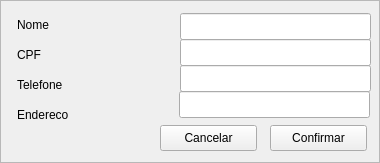
Before: the Qt Designer form SIF_GUI/View/TelaCadastroCliente.ui in VitorDiToro/EC206-EngenhariaDeSoftware2, drawn with Qt 5.
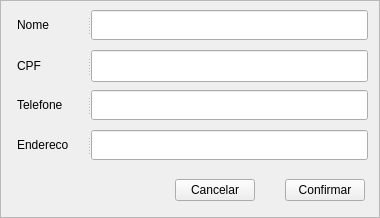
After: the same form once the commit is applied.

Commit message: Padrnização dos labels e tamanho das telas

Patch:
```diff
--- a/SIF_GUI/View/TelaCadastroCliente.ui
+++ b/SIF_GUI/View/TelaCadastroCliente.ui
@@ -7,9 +7,21 @@
     <x>0</x>
     <y>0</y>
     <width>380</width>
-    <height>163</height>
+    <height>218</height>
    </rect>
   </property>
+  <property name="minimumSize">
+   <size>
+    <width>380</width>
+    <height>218</height>
+   </size>
+  </property>
+  <property name="maximumSize">
+   <size>
+    <width>380</width>
+    <height>218</height>
+   </size>
+  </property>
   <property name="windowTitle">
    <string>Cadastro de Cliente</string>
   </property>
@@ -19,123 +31,168 @@
   <property name="frameShadow">
    <enum>QFrame::Raised</enum>
   </property>
-  <widget class="QLabel" name="label">
+  <widget class="QWidget" name="">
    <property name="geometry">
     <rect>
-     <x>17</x>
-     <y>16</y>
-     <width>67</width>
-     <height>17</height>
+     <x>175</x>
+     <y>170</y>
+     <width>190</width>
+     <height>41</height>
     </rect>
    </property>
-   <property name="text">
-    <string>Nome</string>
-   </property>
+   <layout class="QGridLayout" name="gridLayout">
+    <item row="0" column="1">
+     <spacer name="horizontalSpacer">
+      <property name="orientation">
+       <enum>Qt::Horizontal</enum>
+      </property>
+      <property name="sizeHint" stdset="0">
+       <size>
+        <width>40</width>
+        <height>20</height>
+       </size>
+      </property>
+     </spacer>
+    </item>
+    <item row="0" column="0">
+     <widget class="QPushButton" name="pushButton_2">
+      <property name="text">
+       <string>Cancelar</string>
+      </property>
+     </widget>
+    </item>
+    <item row="0" column="2">
+     <widget class="QPushButton" name="pushButton">
+      <property name="text">
+       <string>Confirmar</string>
+      </property>
+     </widget>
+    </item>
+   </layout>
   </widget>
-  <widget class="QLabel" name="label_2">
+  <widget class="QSplitter" name="splitter">
    <property name="geometry">
     <rect>
      <x>17</x>
-     <y>46</y>
-     <width>67</width>
-     <height>17</height>
+     <y>130</y>
+     <width>351</width>
+     <height>32</height>
     </rect>
    </property>
-   <property name="text">
-    <string>CPF</string>
+   <property name="orientation">
+    <enum>Qt::Horizontal</enum>
    </property>
+   <widget class="QLabel" name="label_4">
+    <property name="minimumSize">
+     <size>
+      <width>70</width>
+      <height>30</height>
+     </size>
+    </property>
+    <property name="maximumSize">
+     <size>
+      <width>70</width>
+      <height>30</height>
+     </size>
+    </property>
+    <property name="text">
+     <string>Endereco</string>
+    </property>
+   </widget>
+   <widget class="QLineEdit" name="lineEdit_4"/>
   </widget>
-  <widget class="QLabel" name="label_3">
+  <widget class="QSplitter" name="splitter_2">
    <property name="geometry">
     <rect>
      <x>17</x>
-     <y>76</y>
-     <width>67</width>
-     <height>17</height>
+     <y>90</y>
+     <width>351</width>
+     <height>30</height>
     </rect>
    </property>
-   <property name="text">
-    <string>Telefone</string>
+   <property name="orientation">
+    <enum>Qt::Horizontal</enum>
    </property>
+   <widget class="QLabel" name="label_3">
+    <property name="minimumSize">
+     <size>
+      <width>70</width>
+      <height>30</height>
+     </size>
+    </property>
+    <property name="maximumSize">
+     <size>
+      <width>70</width>
+      <height>30</height>
+     </size>
+    </property>
+    <property name="text">
+     <string>Telefone</string>
+    </property>
+   </widget>
+   <widget class="QLineEdit" name="lineEdit_3"/>
   </widget>
-  <widget class="QPushButton" name="pushButton_2">
+  <widget class="QSplitter" name="splitter_3">
    <property name="geometry">
     <rect>
-     <x>160</x>
-     <y>125</y>
-     <width>97</width>
-     <height>26</height>
+     <x>17</x>
+     <y>50</y>
+     <width>351</width>
+     <height>32</height>
     </rect>
    </property>
-   <property name="text">
-    <string>Cancelar</string>
+   <property name="orientation">
+    <enum>Qt::Horizontal</enum>
    </property>
+   <widget class="QLabel" name="label_2">
+    <property name="minimumSize">
+     <size>
+      <width>70</width>
+      <height>30</height>
+     </size>
+    </property>
+    <property name="maximumSize">
+     <size>
+      <width>70</width>
+      <height>16777215</height>
+     </size>
+    </property>
+    <property name="text">
+     <string>CPF</string>
+    </property>
+   </widget>
+   <widget class="QLineEdit" name="lineEdit_2"/>
   </widget>
-  <widget class="QLineEdit" name="lineEdit_2">
+  <widget class="QSplitter" name="splitter_4">
    <property name="geometry">
     <rect>
-     <x>180</x>
-     <y>39</y>
-     <width>191</width>
-     <height>27</height>
-    </rect>
-   </property>
-  </widget>
-  <widget class="QLineEdit" name="lineEdit_3">
-   <property name="geometry">
-    <rect>
-     <x>180</x>
-     <y>65</y>
-     <width>191</width>
-     <height>27</height>
-    </rect>
-   </property>
-  </widget>
-  <widget class="QPushButton" name="pushButton">
-   <property name="geometry">
-    <rect>
-     <x>270</x>
-     <y>125</y>
-     <width>97</width>
-     <height>26</height>
-    </rect>
-   </property>
-   <property name="text">
-    <string>Confirmar</string>
-   </property>
-  </widget>
-  <widget class="QLabel" name="label_4">
-   <property name="geometry">
-    <rect>
      <x>17</x>
-     <y>106</y>
-     <width>67</width>
-     <height>17</height>
+     <y>10</y>
+     <width>351</width>
+     <height>32</height>
     </rect>
    </property>
-   <property name="text">
-    <string>Endereco</string>
+   <property name="orientation">
+    <enum>Qt::Horizontal</enum>
    </property>
-  </widget>
-  <widget class="QLineEdit" name="lineEdit">
-   <property name="geometry">
-    <rect>
-     <x>180</x>
-     <y>13</y>
-     <width>191</width>
-     <height>27</height>
-    </rect>
-   </property>
-  </widget>
-  <widget class="QLineEdit" name="lineEdit_4">
-   <property name="geometry">
-    <rect>
-     <x>179</x>
-     <y>91</y>
-     <width>191</width>
-     <height>27</height>
-    </rect>
-   </property>
+   <widget class="QLabel" name="label">
+    <property name="minimumSize">
+     <size>
+      <width>70</width>
+      <height>30</height>
+     </size>
+    </property>
+    <property name="maximumSize">
+     <size>
+      <width>70</width>
+      <height>30</height>
+     </size>
+    </property>
+    <property name="text">
+     <string>Nome</string>
+    </property>
+   </widget>
+   <widget class="QLineEdit" name="lineEdit"/>
   </widget>
  </widget>
  <tabstops>
```
Left out of the diff: 2 changed lines with no effect on the pictures. The commit also changes 18 other files.
